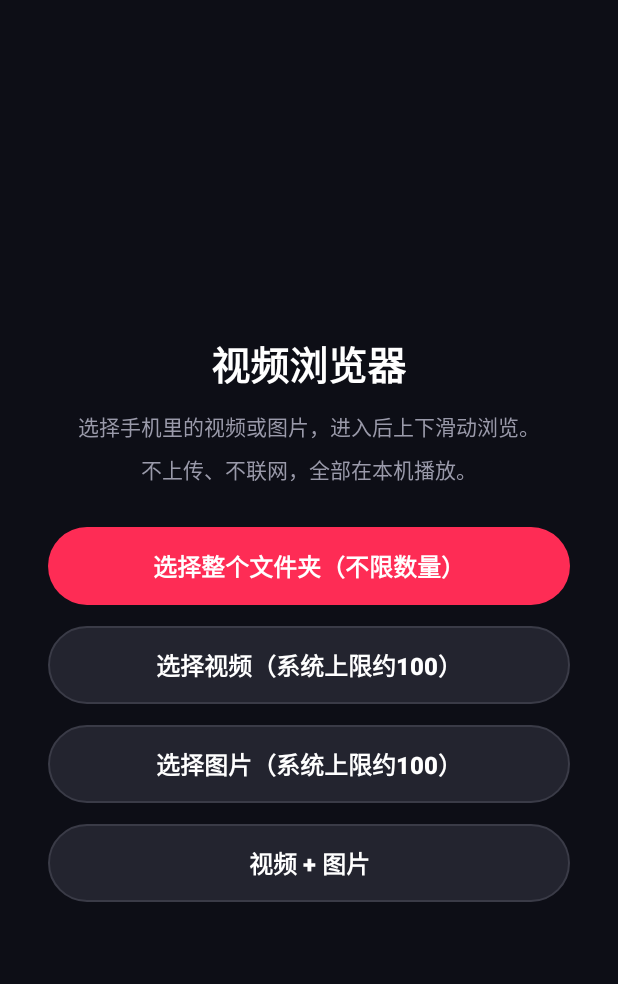
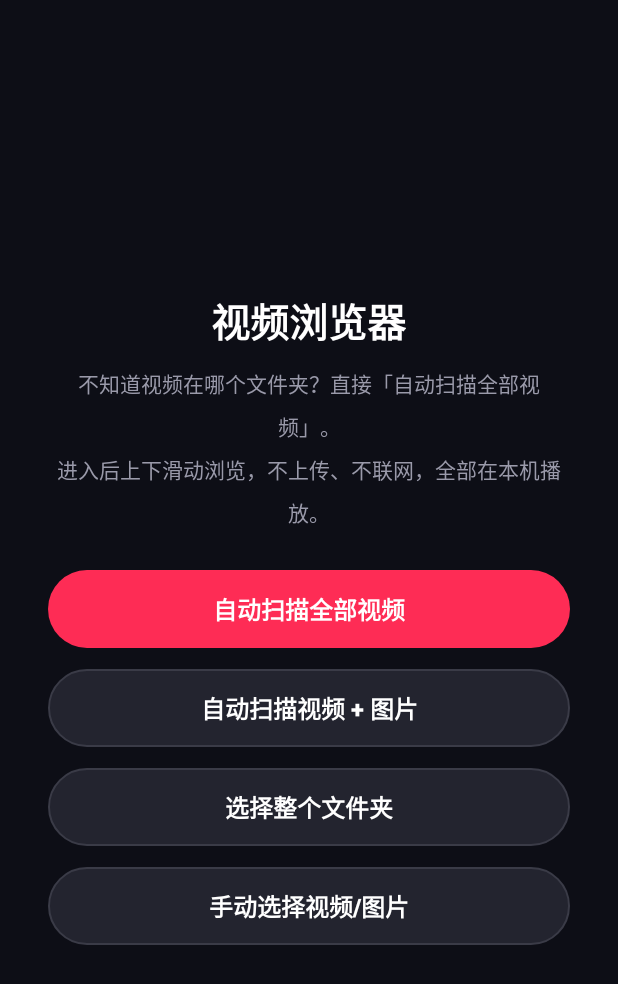
Before and after one commit to 1425673985/-clash-sub, an Android app: the screen it shows after launch (MainActivity), on a phone screen of 412 x 824 dp. Shown: the top 984 px of the screen. Run offline under Robolectric (Android 15) with nearby library versions, the phone set to English and light mode, and no system bars.

Commit message:
Add auto-scan of all device videos/images via MediaStore
新增“自动扫描全部视频”“自动扫描视频+图片”：用 MediaStore 扫描全机媒体，
无需知道文件夹位置，后台线程扫描、按时间倒序。仅扫描时申请读取媒体权限。
首页整合为：自动扫描视频/视频+图片、选文件夹、手动选择。版本号升到 1.3。

https://claude.ai/code/session_014yyZnp1SssQxHZKW1wY5st

```diff
--- a/android-app/app/build.gradle
+++ b/android-app/app/build.gradle
@@ -10,8 +10,8 @@ android {
         applicationId "com.videobrowser.app"
         minSdk 26
         targetSdk 34
-        versionCode 3
-        versionName "1.2"
+        versionCode 4
+        versionName "1.3"
     }
 
     buildTypes {
--- a/android-app/app/src/main/res/layout/activity_main.xml
+++ b/android-app/app/src/main/res/layout/activity_main.xml
@@ -35,11 +35,35 @@
             android:textSize="14sp" />
 
         <Button
+            android:id="@+id/btnScanVideo"
+            android:layout_width="match_parent"
+            android:layout_height="52dp"
+            android:layout_marginBottom="14dp"
+            android:background="@drawable/btn_primary"
+            android:text="@string/scan_video"
+            android:textColor="#FFFFFF"
+            android:textSize="16sp"
+            android:textStyle="bold"
+            android:stateListAnimator="@null" />
+
+        <Button
+            android:id="@+id/btnScanAll"
+            android:layout_width="match_parent"
+            android:layout_height="52dp"
+            android:layout_marginBottom="14dp"
+            android:background="@drawable/btn_secondary"
+            android:text="@string/scan_all"
+            android:textColor="#FFFFFF"
+            android:textSize="16sp"
+            android:textStyle="bold"
+            android:stateListAnimator="@null" />
+
+        <Button
             android:id="@+id/btnFolder"
             android:layout_width="match_parent"
             android:layout_height="52dp"
             android:layout_marginBottom="14dp"
-            android:background="@drawable/btn_primary"
+            android:background="@drawable/btn_secondary"
             android:text="@string/pick_folder"
             android:textColor="#FFFFFF"
             android:textSize="16sp"
@@ -47,35 +71,11 @@
             android:stateListAnimator="@null" />
 
         <Button
-            android:id="@+id/btnVideo"
-            android:layout_width="match_parent"
-            android:layout_height="52dp"
-            android:layout_marginBottom="14dp"
-            android:background="@drawable/btn_secondary"
-            android:text="@string/pick_video"
-            android:textColor="#FFFFFF"
-            android:textSize="16sp"
-            android:textStyle="bold"
-            android:stateListAnimator="@null" />
-
-        <Button
-            android:id="@+id/btnImage"
-            android:layout_width="match_parent"
-            android:layout_height="52dp"
-            android:layout_marginBottom="14dp"
-            android:background="@drawable/btn_secondary"
-            android:text="@string/pick_image"
-            android:textColor="#FFFFFF"
-            android:textSize="16sp"
-            android:textStyle="bold"
-            android:stateListAnimator="@null" />
-
-        <Button
-            android:id="@+id/btnBoth"
+            android:id="@+id/btnManual"
             android:layout_width="match_parent"
             android:layout_height="52dp"
             android:background="@drawable/btn_secondary"
-            android:text="@string/pick_both"
+            android:text="@string/pick_manual"
             android:textColor="#FFFFFF"
             android:textSize="16sp"
             android:textStyle="bold"
--- a/android-app/app/src/main/res/values/strings.xml
+++ b/android-app/app/src/main/res/values/strings.xml
@@ -1,12 +1,15 @@
 <?xml version="1.0" encoding="utf-8"?>
 <resources>
     <string name="app_name">视频浏览器</string>
-    <string name="home_hint">选择手机里的视频或图片，进入后上下滑动浏览。\n不上传、不联网，全部在本机播放。</string>
-    <string name="pick_folder">选择整个文件夹（不限数量）</string>
-    <string name="pick_video">选择视频（系统上限约100）</string>
-    <string name="pick_image">选择图片（系统上限约100）</string>
-    <string name="pick_both">视频 + 图片</string>
+    <string name="home_hint">不知道视频在哪个文件夹？直接「自动扫描全部视频」。\n进入后上下滑动浏览，不上传、不联网，全部在本机播放。</string>
+    <string name="scan_video">自动扫描全部视频</string>
+    <string name="scan_all">自动扫描视频 + 图片</string>
+    <string name="pick_folder">选择整个文件夹</string>
+    <string name="pick_manual">手动选择视频/图片</string>
     <string name="loading_folder">正在读取文件夹里的视频和图片…</string>
+    <string name="scanning">正在扫描手机里的媒体…</string>
+    <string name="need_permission">需要授予“读取媒体/视频”权限才能自动扫描。\n请到 系统设置 → 应用 → 视频浏览器 → 权限 中开启。</string>
+    <string name="nothing_found">没有扫描到视频/图片，或未授予权限。</string>
     <string name="reset">重新选择</string>
     <string name="no_selection">没有选择任何内容。</string>
 </resources>
```
Also changed, not shown: android-app/app/src/main/AndroidManifest.xml (+6 -1 lines), android-app/app/src/main/java/com/videobrowser/app/MainActivity.java (+97 -3 lines).
